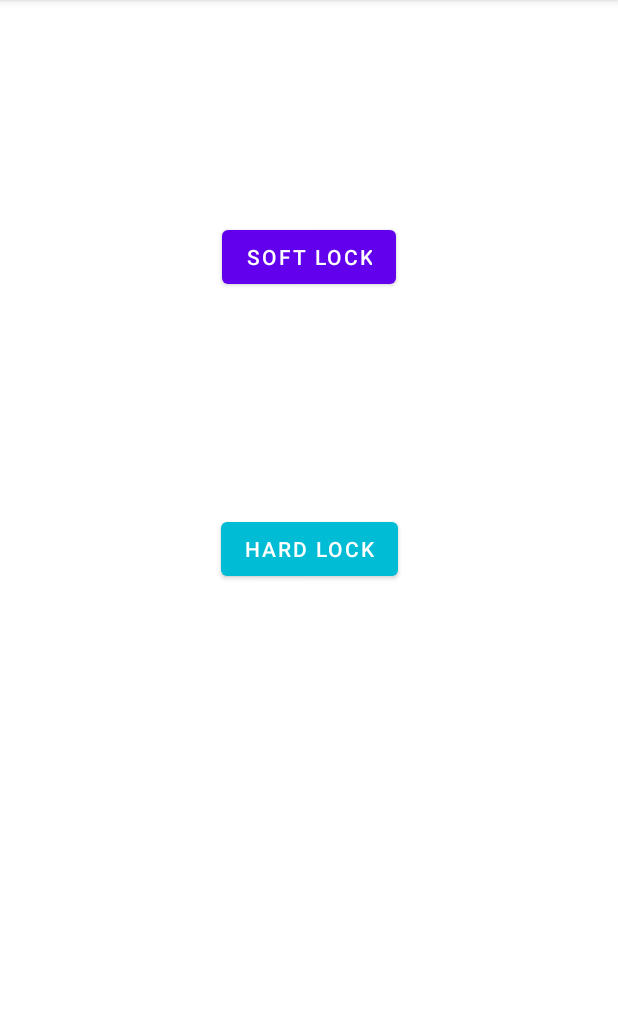
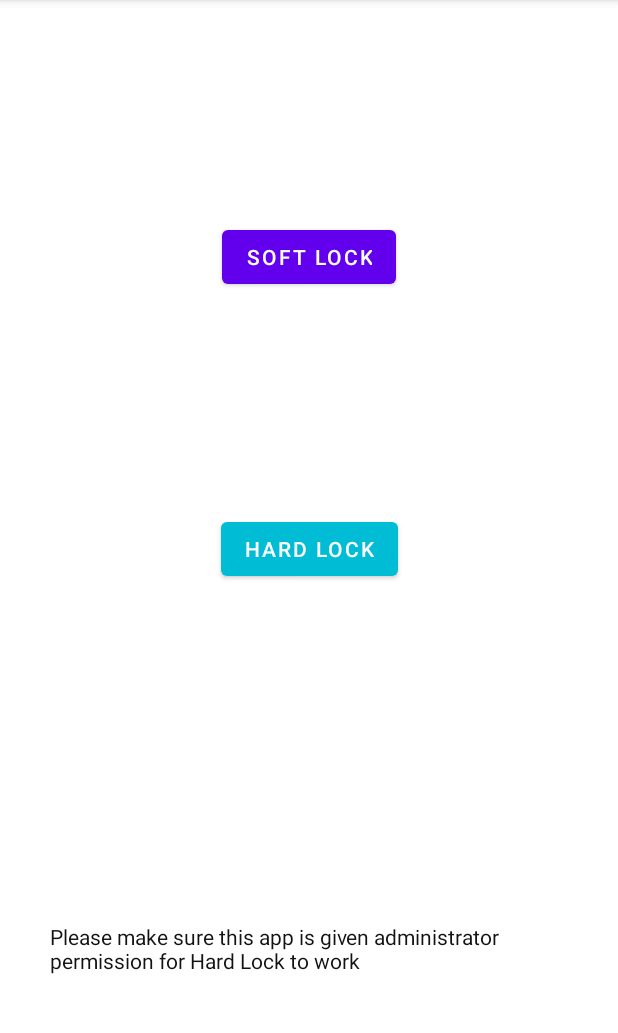
Before and after one commit to hari-kadumuri/One-Tap-Lock, an Android app: the screen it shows after launch (MainActivity), on a phone screen of 412 x 824 dp, the part 84-1117 px from its top. Run offline under Robolectric (Android 15) with nearby library versions, the phone set to English and light mode, and no system bars.

Commit message:
soft lock mode is perfected. Also message is added for both light mode and dark mode

```diff
--- a/app/src/main/java/com/example/one_tap_lock/MainActivity.java
+++ b/app/src/main/java/com/example/one_tap_lock/MainActivity.java
@@ -12,6 +12,8 @@ import android.os.PowerManager;
 import android.provider.Settings;
 import android.view.View;
 import android.widget.Button;
+
+import static java.lang.Thread.*;
 
 public class MainActivity extends AppCompatActivity {
 
@@ -37,6 +39,16 @@ public class MainActivity extends AppCompatActivity {
                 value = Settings.System.canWrite(getApplicationContext());
                 if(value) {
                     Settings.System.putInt(getContentResolver(), Settings.System.SCREEN_OFF_TIMEOUT, 500);
+                    // wait for 15 seconds and reset timeout to 5 mins
+                    synchronized (currentThread()) {
+                        try {
+                            currentThread().wait(15000);
+                        } catch (Exception e) {
+                            System.out.println("Exception caught: " + e);
+                        }
+                    }
+                    // resetting timeout back to 5 mins
+                    Settings.System.putInt(getContentResolver(), Settings.System.SCREEN_OFF_TIMEOUT, 300000);
                 }
                     else {
                     Intent intent = new Intent(Settings.ACTION_MANAGE_WRITE_SETTINGS);
--- a/app/src/main/res/layout/activity_main.xml
+++ b/app/src/main/res/layout/activity_main.xml
@@ -5,6 +5,27 @@
     android:layout_width="match_parent"
     android:layout_height="match_parent"
     tools:context=".MainActivity">
+
+    <TextView
+        android:id="@+id/message2"
+        android:layout_width="wrap_content"
+        android:layout_height="wrap_content"
+        android:paddingLeft="50px"
+        android:paddingRight="50px"
+        android:shadowColor="#FFFFFF"
+        android:text="@string/message"
+        android:textColor="#121212"
+        android:textColorHighlight="#FFFFFF"
+        android:textColorHint="#FFFFFF"
+        android:textColorLink="#FFFFFF"
+        android:visibility="visible"
+        app:layout_constraintBottom_toBottomOf="parent"
+        app:layout_constraintEnd_toEndOf="parent"
+        app:layout_constraintHorizontal_bias="0.0"
+        app:layout_constraintStart_toStartOf="parent"
+        app:layout_constraintTop_toBottomOf="@+id/HARD_LOCK_BUTTON"
+        app:layout_constraintVertical_bias="0.655"
+        tools:visibility="visible" />
 
     <Button
         android:id="@+id/HARD_LOCK_BUTTON"
@@ -31,17 +52,21 @@
         android:id="@+id/message"
         android:layout_width="wrap_content"
         android:layout_height="wrap_content"
+        android:paddingLeft="50px"
+        android:paddingRight="50px"
         android:shadowColor="#FFFFFF"
         android:text="@string/message"
-        android:textColor="#FFFFFF"
+        android:textColor="@color/white"
         android:textColorHighlight="#FFFFFF"
         android:textColorHint="#FFFFFF"
         android:textColorLink="#FFFFFF"
         android:visibility="visible"
         app:layout_constraintBottom_toBottomOf="parent"
         app:layout_constraintEnd_toEndOf="parent"
+        app:layout_constraintHorizontal_bias="0.0"
         app:layout_constraintStart_toStartOf="parent"
         app:layout_constraintTop_toBottomOf="@+id/HARD_LOCK_BUTTON"
+        app:layout_constraintVertical_bias="0.416"
         tools:visibility="visible" />
 
     <Button
```
